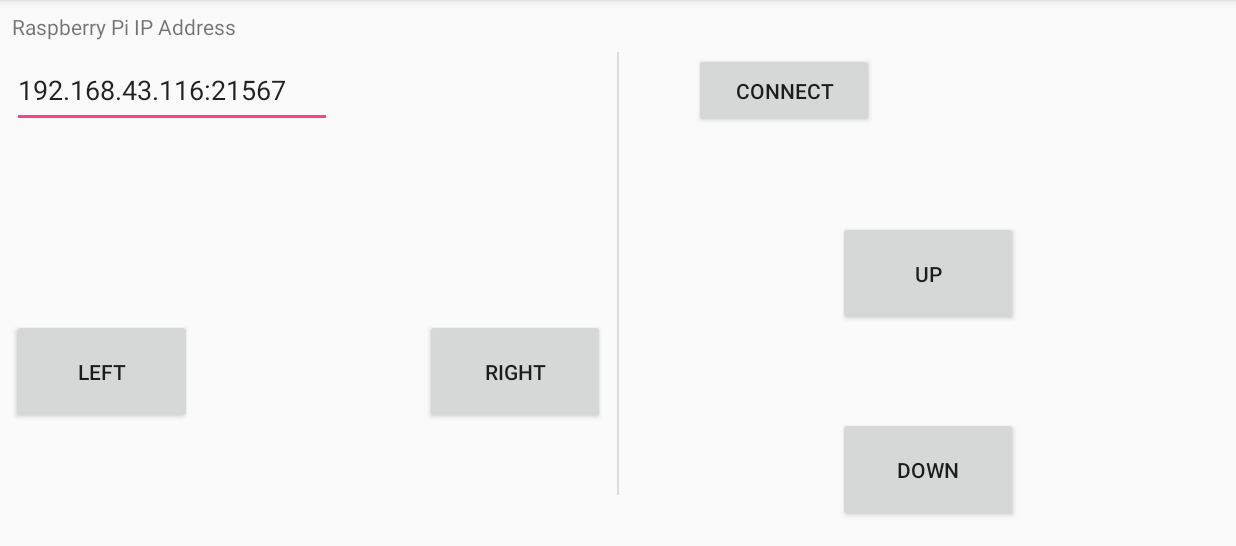
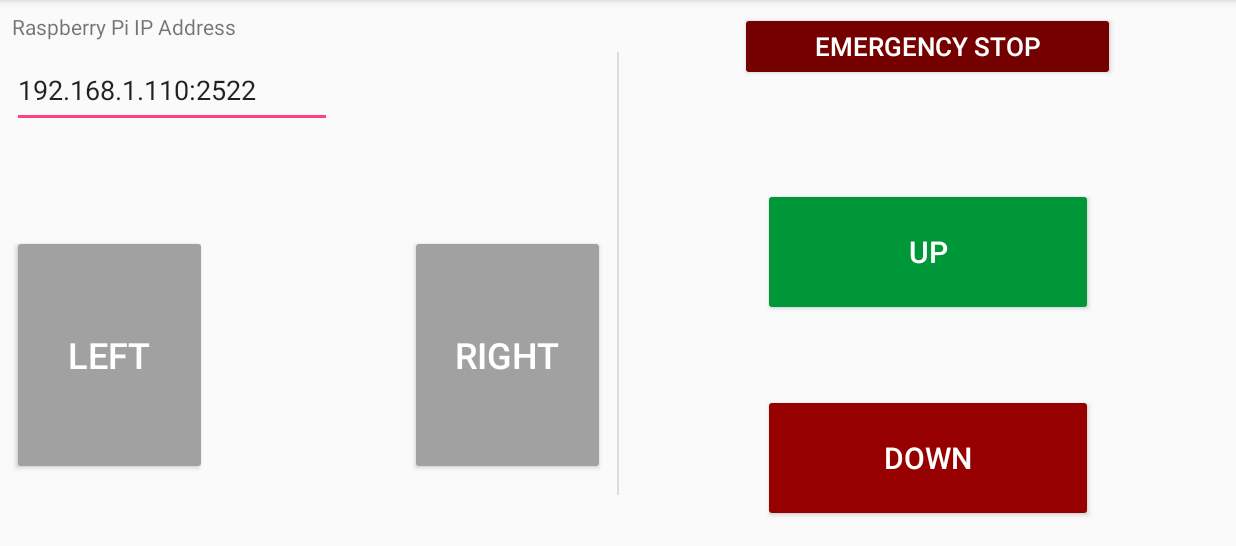
Before and after one commit to alimoncul/piController, an Android app: the screen it shows after launch (MainActivity), on a phone screen of 824 x 412 dp (held sideways), the part 72-618 px from its top. Run offline under Robolectric (Android 15) with nearby library versions, the phone set to English and light mode, and no system bars.

Commit message:
Bug fixes, color palette update, emergency stop button added.

```diff
--- a/app/src/main/AndroidManifest.xml
+++ b/app/src/main/AndroidManifest.xml
@@ -2,7 +2,7 @@
 <manifest xmlns:android="http://schemas.android.com/apk/res/android"
     package="com.teamfire.picontroller">
 
-    <uses-permission android:name="android.permission.INTERNET"/>
+    <uses-permission android:name="android.permission.INTERNET" />
     <application
         android:allowBackup="true"
         android:icon="@mipmap/ic_launcher"
@@ -10,7 +10,8 @@
         android:roundIcon="@mipmap/ic_launcher_round"
         android:supportsRtl="true"
         android:theme="@style/AppTheme">
-        <activity android:name=".MainActivity"
+        <activity
+            android:name=".MainActivity"
             android:screenOrientation="landscape"
             android:configChanges="orientation">
             <intent-filter>
--- a/app/src/main/res/layout-land/activity_main.xml
+++ b/app/src/main/res/layout-land/activity_main.xml
@@ -23,18 +23,21 @@
         android:layout_marginTop="8dp"
         android:ems="10"
         android:inputType="textPersonName"
-        android:text="192.168.43.116:21567"
+        android:text="192.168.1.110:2522"
         app:layout_constraintStart_toStartOf="@+id/textView"
         app:layout_constraintTop_toBottomOf="@+id/textView" />
 
     <Button
         android:id="@+id/btn_up"
-        android:layout_width="120dp"
-        android:layout_height="70dp"
+        style="@style/Widget.AppCompat.Button.Colored"
+        android:layout_width="220dp"
+        android:layout_height="85dp"
         android:layout_marginEnd="8dp"
         android:layout_marginStart="8dp"
         android:layout_marginTop="16dp"
+        android:backgroundTint="@color/forward"
         android:text="UP"
+        android:textSize="20dp"
         app:layout_constraintEnd_toEndOf="parent"
         app:layout_constraintStart_toEndOf="@+id/divider"
         app:layout_constraintTop_toTopOf="@+id/guideline" />
@@ -44,31 +47,22 @@
         android:layout_width="wrap_content"
         android:layout_height="wrap_content"
         android:orientation="horizontal"
-        app:layout_constraintGuide_percent="0.36" />
+        app:layout_constraintGuide_percent="0.3" />
 
     <Button
         android:id="@+id/btn_down"
-        android:layout_width="120dp"
-        android:layout_height="70dp"
+        style="@style/Widget.AppCompat.Button.Colored"
+        android:layout_width="220dp"
+        android:layout_height="85dp"
         android:layout_marginBottom="16dp"
         android:layout_marginEnd="8dp"
         android:layout_marginStart="8dp"
+        android:backgroundTint="@color/backward"
         android:text="DOWN"
+        android:textSize="20dp"
         app:layout_constraintBottom_toBottomOf="parent"
         app:layout_constraintEnd_toEndOf="parent"
         app:layout_constraintStart_toEndOf="@+id/divider" />
-
-    <Button
-        android:id="@+id/btn_connect"
-        android:layout_width="120dp"
-        android:layout_height="50dp"
-        android:layout_marginEnd="8dp"
-        android:layout_marginStart="8dp"
-        android:text="CONNECT"
-        app:layout_constraintBottom_toBottomOf="@+id/ipAddress"
-        app:layout_constraintEnd_toEndOf="parent"
-        app:layout_constraintStart_toEndOf="@+id/ipAddress"
-        app:layout_constraintTop_toTopOf="@+id/ipAddress" />
 
     <View
         android:id="@+id/divider"
@@ -85,9 +79,12 @@
         app:layout_constraintTop_toTopOf="parent" />
 
     <Button
+        style="@style/Widget.AppCompat.Button.Colored"
         android:id="@+id/btn_left"
-        android:layout_width="120dp"
-        android:layout_height="70dp"
+        android:textSize="24dp"
+        android:backgroundTint="@color/safe"
+        android:layout_width="130dp"
+        android:layout_height="160dp"
         android:layout_marginBottom="8dp"
         android:layout_marginStart="8dp"
         android:layout_marginTop="8dp"
@@ -97,9 +94,12 @@
         app:layout_constraintTop_toTopOf="@+id/guideline" />
 
     <Button
+        style="@style/Widget.AppCompat.Button.Colored"
         android:id="@+id/btn_right"
-        android:layout_width="120dp"
-        android:layout_height="70dp"
+        android:textSize="24dp"
+        android:backgroundTint="@color/safe"
+        android:layout_width="130dp"
+        android:layout_height="160dp"
         android:layout_marginBottom="8dp"
         android:layout_marginEnd="8dp"
         android:layout_marginTop="8dp"
@@ -108,4 +108,19 @@
         app:layout_constraintEnd_toStartOf="@+id/divider"
         app:layout_constraintTop_toTopOf="@+id/guideline" />
 
+    <Button
+        style="@style/Widget.AppCompat.Button.Colored"
+        android:id="@+id/btn_emergencyStop"
+        android:textSize="17dp"
+        android:backgroundTint="@color/emergency"
+        android:layout_width="250dp"
+        android:layout_height="46dp"
+        android:layout_marginEnd="8dp"
+        android:layout_marginStart="8dp"
+        android:layout_marginTop="8dp"
+        android:text="Emergency STOP"
+        app:layout_constraintEnd_toEndOf="parent"
+        app:layout_constraintStart_toEndOf="@+id/divider"
+        app:layout_constraintTop_toTopOf="parent" />
+
 </android.support.constraint.ConstraintLayout>
--- a/app/src/main/res/values/colors.xml
+++ b/app/src/main/res/values/colors.xml
@@ -3,4 +3,12 @@
     <color name="colorPrimary">#3F51B5</color>
     <color name="colorPrimaryDark">#303F9F</color>
     <color name="colorAccent">#FF4081</color>
+    <color name="forward">#009738</color>
+    <color name="backward">#970000</color>
+    <color name="safe">#a1a1a1</color>
+    <color name="forwardPressed">#00ff5e</color>
+    <color name="backwardPressed">#ff0000</color>
+    <color name="safePressed">#5c5c5c</color>
+    <color name="emergency">#740000</color>
+    <color name="emergencyPressed">#b97373</color>
 </resources>
--- a/app/src/main/res/values/styles.xml
+++ b/app/src/main/res/values/styles.xml
@@ -7,5 +7,4 @@
         <item name="colorPrimaryDark">@color/colorPrimaryDark</item>
         <item name="colorAccent">@color/colorAccent</item>
     </style>
-
 </resources>
```
Also changed, not shown: app/src/main/java/com/teamfire/picontroller/MainActivity.java (+86 -19 lines).
